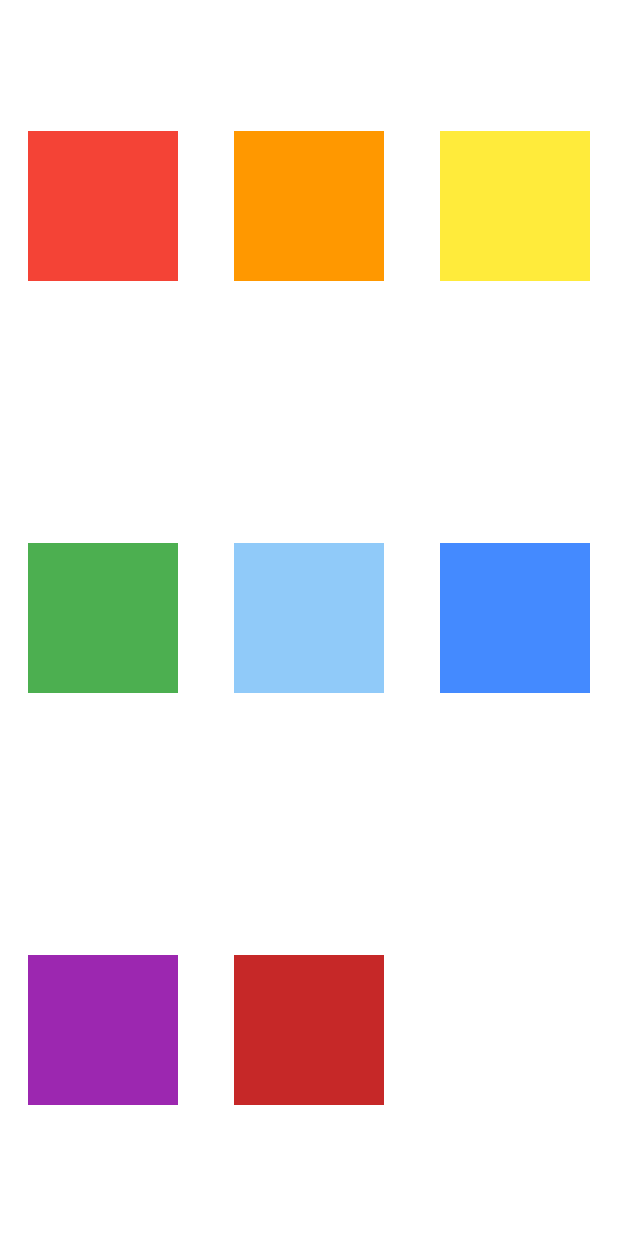
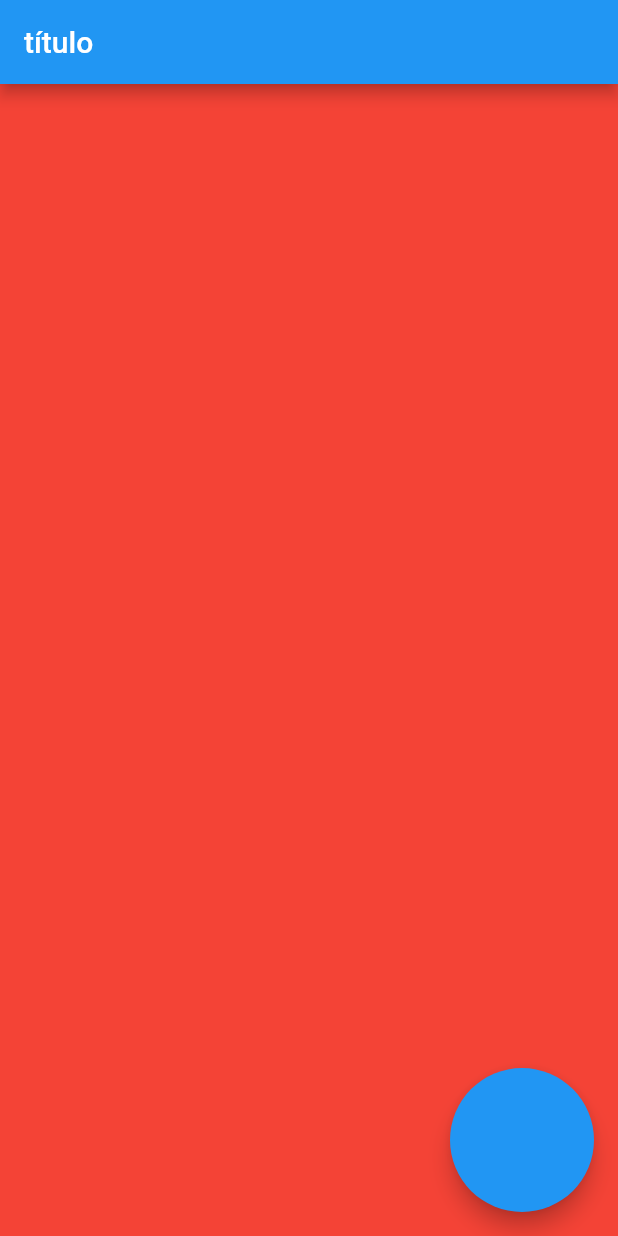
Before and after one commit to eduardobandeiramg/Flutter_basico, a Flutter app: the screen it shows after launch, on a phone screen of 412 x 824 dp. Run offline on Flutter 3.47's test engine with Material 2 defaults, Android fonts, the phone set to English and light mode, and no system bars.

Commit message:
entendendo a estrutura do scaffold, widget do materialapp

```diff
--- a/lib/main.dart
+++ b/lib/main.dart
@@ -11,28 +11,12 @@ class MyApp extends StatelessWidget {
   @override
   Widget build(BuildContext context) {
     return MaterialApp(
-        home: Column(//Column, Row e Stack suportam atributo children. Container suporta apenas child
-          //Tambem poderia adicionar a coluna dentro de um container e então os filhos desse container (rows)
-          mainAxisAlignment: MainAxisAlignment.spaceAround,
-          children: [
-            Row(mainAxisAlignment: MainAxisAlignment.spaceAround, children: [
-              Container(width: 100, height: 100, color: Colors.red,),
-              Container(width: 100, height: 100, color: Colors.orange,),
-              Container(width: 100, height: 100, color: Colors.yellow,),
-            ],
-            ),
-            Row(mainAxisAlignment: MainAxisAlignment.spaceAround, children: [
-              Container(width: 100, height: 100, color: Colors.green,),
-              Container(width: 100, height: 100, color: Colors.blue[200],),
-              Container(width: 100, height: 100, color: Colors.blueAccent,),
-
-            ],),
-            Row(mainAxisAlignment: MainAxisAlignment.spaceAround, children: [
-              Container(width: 100, height: 100, color: Colors.purple,),
-              Container(width: 100, height: 100, color: Colors.red[800],),
-              Container(width: 100, height: 100, color: Colors.white,),
-            ],),
-          ],
+        home: Scaffold(
+          floatingActionButton: FloatingActionButton.large(onPressed: (){print("apertou o botao");}),
+          appBar: AppBar(
+            title: Text("título"),
+          ),
+          body: Container(color: Colors.red,),
         )
 
         );
```
